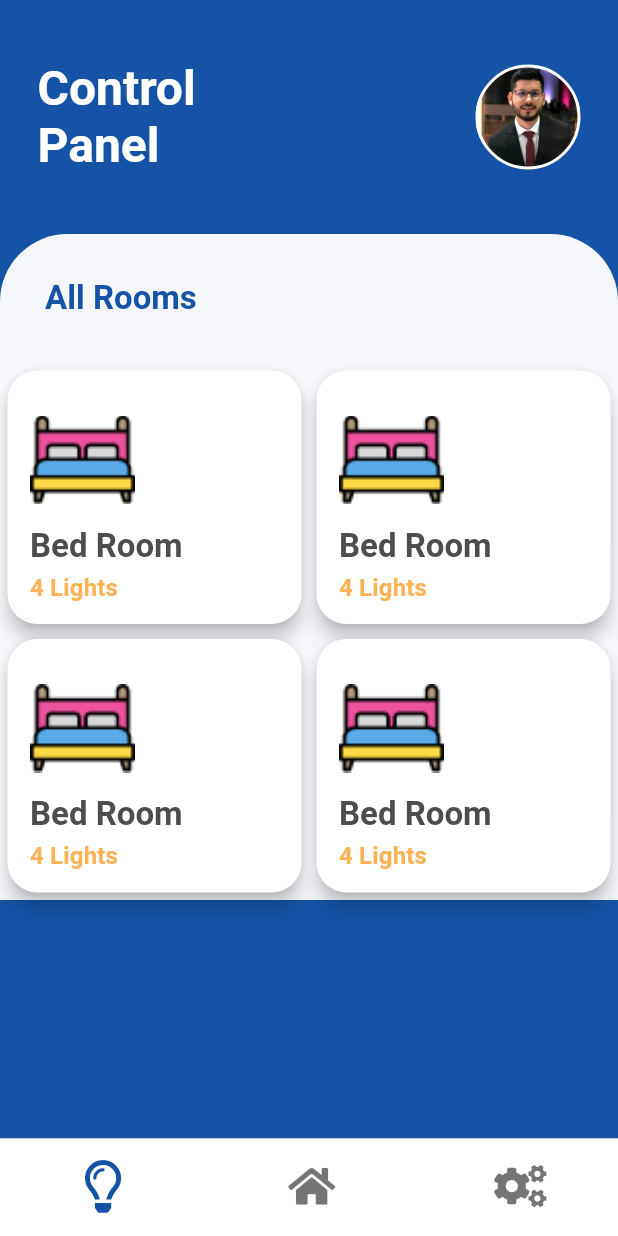
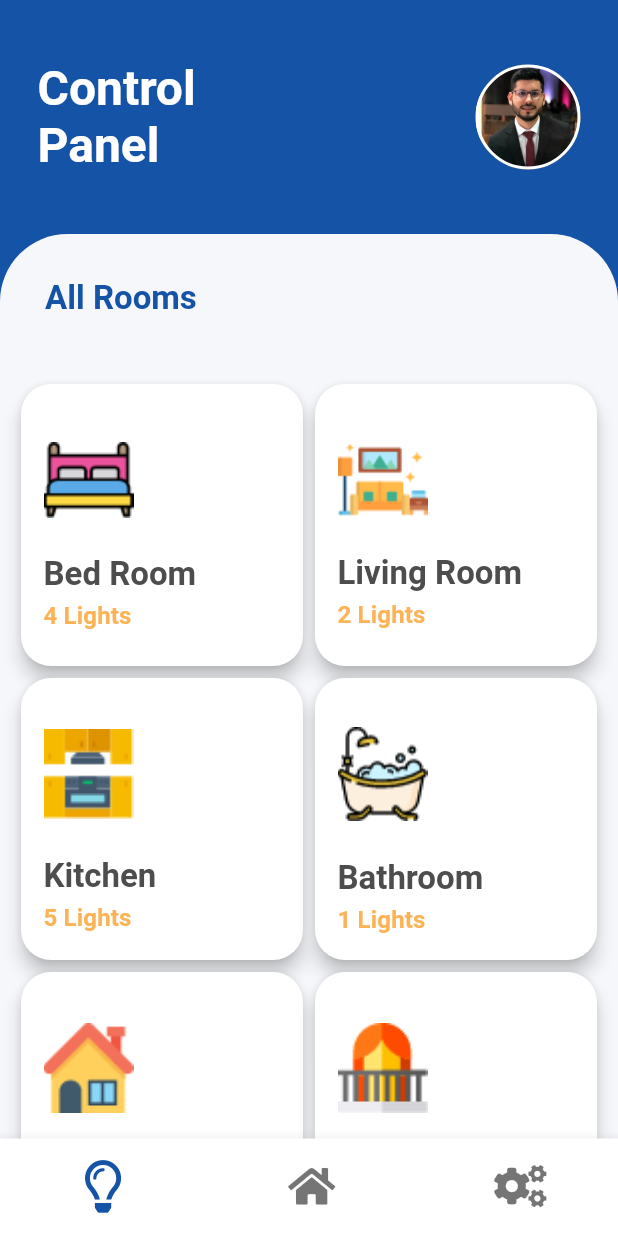
Before and after one commit to jfrsbg/light_control_app, a Flutter app: the screen it shows after launch, on a phone screen of 412 x 824 dp. Run offline on Flutter 3.47's test engine with Material 2 defaults, Android fonts, the phone set to English and light mode, and no system bars; our stand-ins replace font_awesome_flutter.

Commit message:
finished control panel page

```diff
--- a/lib/control_panel/components/BodyControlPanel.dart
+++ b/lib/control_panel/components/BodyControlPanel.dart
@@ -1,4 +1,6 @@
+import 'package:flutter/cupertino.dart';
 import 'package:flutter/material.dart';
+import 'package:flutter/services.dart';
 import 'package:light_control/control_panel/components/ItemRoom.dart';
 
 class BodyControlPanel extends StatelessWidget {
@@ -23,28 +25,18 @@ class BodyControlPanel extends StatelessWidget {
               ],
             ),
           ),
-          Row(
+          GridView.count(
+            padding: EdgeInsets.all(10),
+            physics: ScrollPhysics(),
+            shrinkWrap: true,
+            crossAxisCount: MediaQuery.of(context).orientation == Orientation.portrait ? 2 : 3,
             children: <Widget>[
-              Flexible(
-                fit: FlexFit.tight,
-                child: ItemRoom(),
-              ),
-              Flexible(
-                fit: FlexFit.tight,
-                child: ItemRoom(),
-              ),
-            ],
-          ),
-          Row(
-            children: <Widget>[
-              Flexible(
-                fit: FlexFit.tight,
-                child: ItemRoom(),
-              ),
-              Flexible(
-                fit: FlexFit.tight,
-                child: ItemRoom(),
-              ),
+              ItemRoom(image: "assets/images/bed.png", numberOfLights: 4, room: "Bed Room",),
+              ItemRoom(image: "assets/images/room.png", numberOfLights: 2, room: "Living Room",),
+              ItemRoom(image: "assets/images/kitchen.png", numberOfLights: 5, room: "Kitchen",),
+              ItemRoom(image: "assets/images/bathtube.png", numberOfLights: 1, room: "Bathroom",),
+              ItemRoom(image: "assets/images/house.png", numberOfLights: 5, room: "Outdoor",),
+              ItemRoom(image: "assets/images/balcony.png", numberOfLights: 2, room: "Balcony",),
             ],
           ),
          ],
--- a/lib/control_panel/components/ItemRoom.dart
+++ b/lib/control_panel/components/ItemRoom.dart
@@ -1,10 +1,14 @@
 import 'package:flutter/material.dart';
 
 class ItemRoom extends StatelessWidget {
+  final String image;
+  final String room;
+  final int numberOfLights;
+
+  const ItemRoom({this.image, this.room, this.numberOfLights}) ;
   @override
   Widget build(BuildContext context) {
     return Card(
-      margin: EdgeInsets.all(5),
       shape: RoundedRectangleBorder(
           borderRadius: BorderRadius.all(Radius.circular(20))
       ),
@@ -12,15 +16,15 @@ class ItemRoom extends StatelessWidget {
       child: Padding(
         padding: const EdgeInsets.all(15.0),
         child: Column(
-
           crossAxisAlignment: CrossAxisAlignment.start,
+          mainAxisAlignment: MainAxisAlignment.center,
           children: <Widget>[
             SizedBox(height: 15,),
-            Image.asset("assets/images/bed.png", width: 70, fit: BoxFit.cover,),
-            SizedBox(height: 15,),
-            Text("Bed Room", style: Theme.of(context).textTheme.headline6,),
+            Image.asset(image, width: 60, fit: BoxFit.cover,),
+            SizedBox(height: 25,),
+            Text(room, style: Theme.of(context).textTheme.headline6,),
             SizedBox(height: 5,),
-            Text("4 Lights", style: Theme.of(context).textTheme.subtitle2,),
+            Text("$numberOfLights Lights", style: Theme.of(context).textTheme.subtitle2,),
             SizedBox(width: 150,)
           ],
         ),
```
